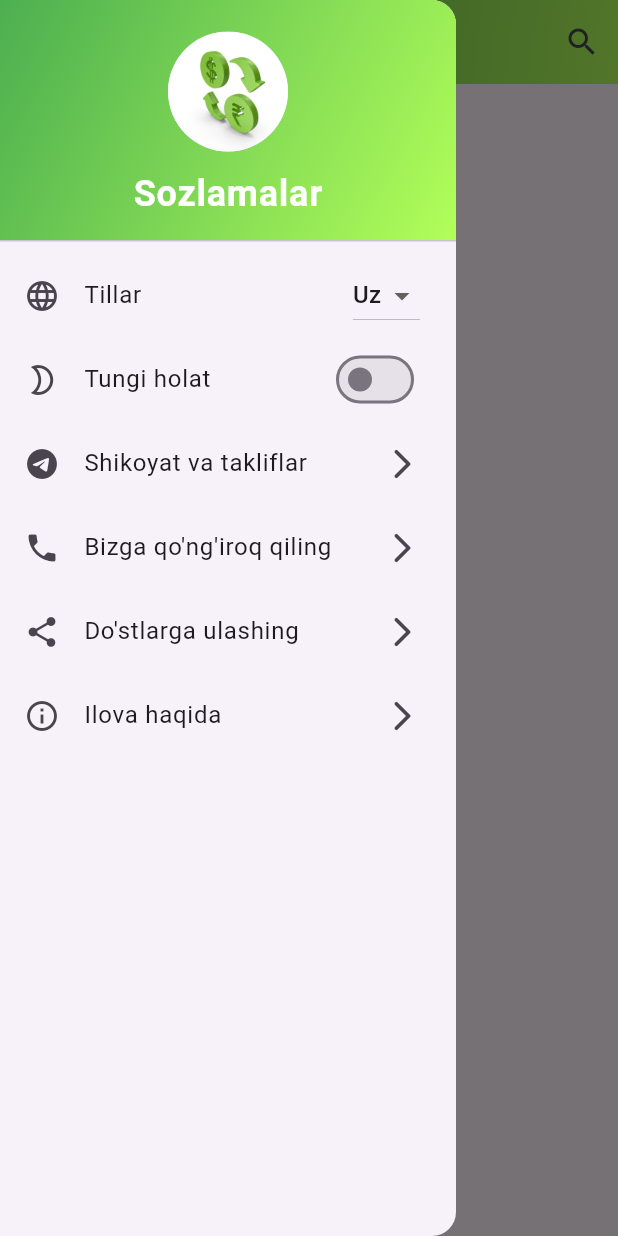
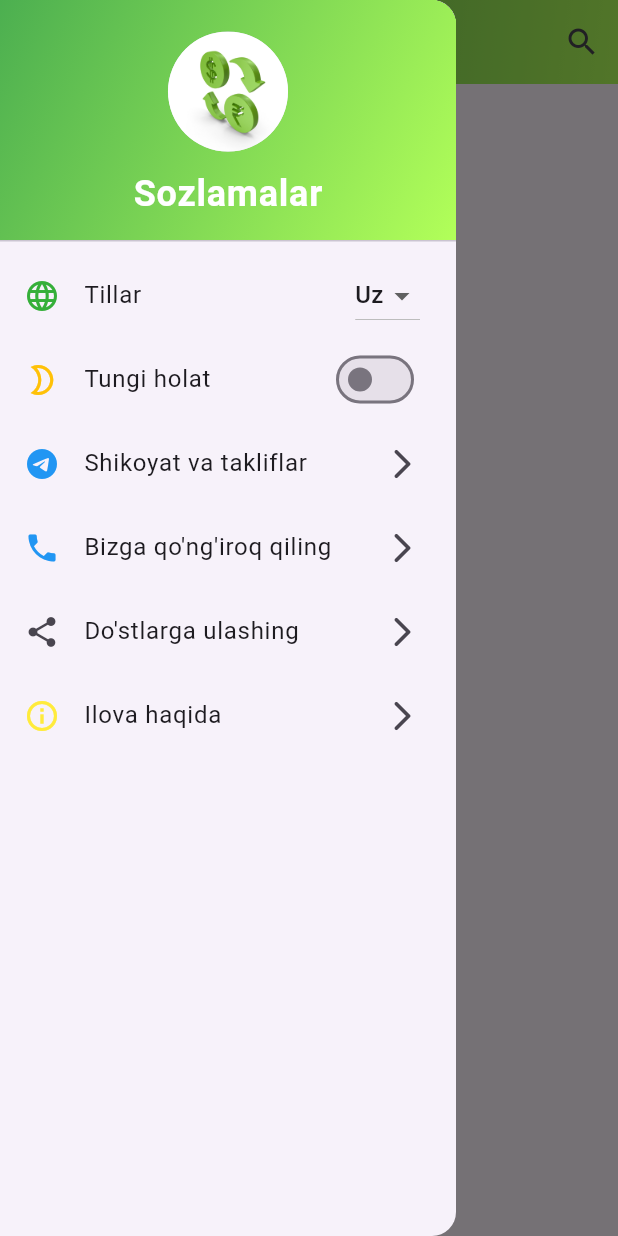
Before and after one commit to Bakhodir95/exchange_app, a Flutter app: the screen it shows after launch, with the side drawer open, on a phone screen of 412 x 824 dp. Run offline on Flutter 3.47's test engine with Material 3 defaults, Android fonts, the phone set to English and light mode, and no system bars; drawn by our look-alikes of carousel_slider; our stand-ins replace bloc, dio, easy_localization, equatable, flutter_bloc, shared_preferences; network calls fail.

Commit message:
setting colors

```diff
--- a/lib/src/services/exchange_api_service.dart
+++ b/lib/src/services/exchange_api_service.dart
@@ -16,7 +16,6 @@ class ExchangeApiService {
           ),
         );
       }
-      print(response);
       return exchanges;
     } catch (e) {
       print('Error fetching exchange rates: $e');
--- a/lib/src/ui/screens/settings_screen.dart
+++ b/lib/src/ui/screens/settings_screen.dart
@@ -51,8 +51,13 @@ class _SettingsScreenState extends State<SettingsScreen> {
           ),
           ListTile(
             title: Text(context.tr("languages")),
-            leading: const Icon(Icons.language),
+            leading: const Icon(
+              Icons.language,
+              color: Color.fromARGB(255, 53, 175, 57),
+            ),
             trailing: DropdownButton<String>(
+              borderRadius: BorderRadius.circular(10),
+              dropdownColor: const Color.fromARGB(255, 84, 245, 89),
               value: context.locale.languageCode,
               items: const [
                 DropdownMenuItem(
@@ -65,7 +70,7 @@ class _SettingsScreenState extends State<SettingsScreen> {
                 ),
                 DropdownMenuItem(
                   value: "ru",
-                  child: Text("RU"),
+                  child: Text("Ru"),
                 ),
               ],
               onChanged: (value) {
@@ -76,7 +81,10 @@ class _SettingsScreenState extends State<SettingsScreen> {
             ),
           ),
           ListTile(
-            leading: const Icon(Icons.mode_night_outlined),
+            leading: const Icon(
+              Icons.mode_night_outlined,
+              color: Colors.amber,
+            ),
             title: Text(context.tr("night_mode")),
             trailing: BlocBuilder<ThemeBloc, ThemeState>(
               builder: (context, state) {
@@ -97,7 +105,10 @@ class _SettingsScreenState extends State<SettingsScreen> {
             onTap: () async {
               context.read<ExchangeRateBloc>().add(LaunchTelegram());
             },
-            leading: const Icon(Icons.telegram),
+            leading: const Icon(
+              Icons.telegram,
+              color: Colors.blue,
+            ),
             title: Text("complains_and_suggestions".tr()),
             trailing: const Icon(Icons.arrow_forward_ios_rounded),
           ),
@@ -107,7 +118,10 @@ class _SettingsScreenState extends State<SettingsScreen> {
                   .read<ExchangeRateBloc>()
                   .add(CallNumber(callNumber: "+998900144173"));
             },
-            leading: const Icon(Icons.phone),
+            leading: const Icon(
+              Icons.phone,
+              color: Colors.blue,
+            ),
             title: Text("call_us".tr()),
             trailing: const Icon(Icons.arrow_forward_ios_rounded),
           ),
@@ -121,10 +135,13 @@ class _SettingsScreenState extends State<SettingsScreen> {
             onTap: () {
               Navigator.push(
                 context,
-                MaterialPageRoute(builder: (context) => AboutAppScreen()),
+                MaterialPageRoute(builder: (context) => const AboutAppScreen()),
               );
             },
-            leading: const Icon(Icons.info_outline),
+            leading: const Icon(
+              Icons.info_outline,
+              color: Colors.yellow,
+            ),
             title: Text("about_the_app".tr()),
             trailing: const Icon(Icons.arrow_forward_ios_rounded),
           ),
--- a/lib/src/ui/screens/splash_screen.dart
+++ b/lib/src/ui/screens/splash_screen.dart
@@ -18,7 +18,6 @@ class _AnimatedSplashScreenState extends State<AnimatedSplashScreen>
   void initState() {
     super.initState();
 
-    // Initialize the AnimationController
     _animationController = AnimationController(
       vsync: this,
       duration: const Duration(seconds: 3),
@@ -27,7 +26,7 @@ class _AnimatedSplashScreenState extends State<AnimatedSplashScreen>
     _fadeAnimation =
         Tween<double>(begin: 0.0, end: 1.0).animate(CurvedAnimation(
       parent: _animationController,
-      curve: Curves.easeInOut,
+      curve: Curves.fastEaseInToSlowEaseOut,
     ));
 
     _slideAnimation = TweenSequence<Offset>([
@@ -39,7 +38,7 @@ class _AnimatedSplashScreenState extends State<AnimatedSplashScreen>
         weight: 50, //
       ),
       TweenSequenceItem(
-        tween: ConstantTween<Offset>(const Offset(0, 0)), // Stay in the center
+        tween: ConstantTween<Offset>(const Offset(0, 0)),
         weight: 20,
       ),
       TweenSequenceItem(
@@ -57,7 +56,7 @@ class _AnimatedSplashScreenState extends State<AnimatedSplashScreen>
   }
 
   _navigateToHome() async {
-    await Future.delayed(const Duration(seconds: 4));
+    await Future.delayed(const Duration(seconds: 3));
 
     Navigator.pushReplacement(context,
         MaterialPageRoute(builder: (ctx) => const ExchangeRateScreen()));
```
